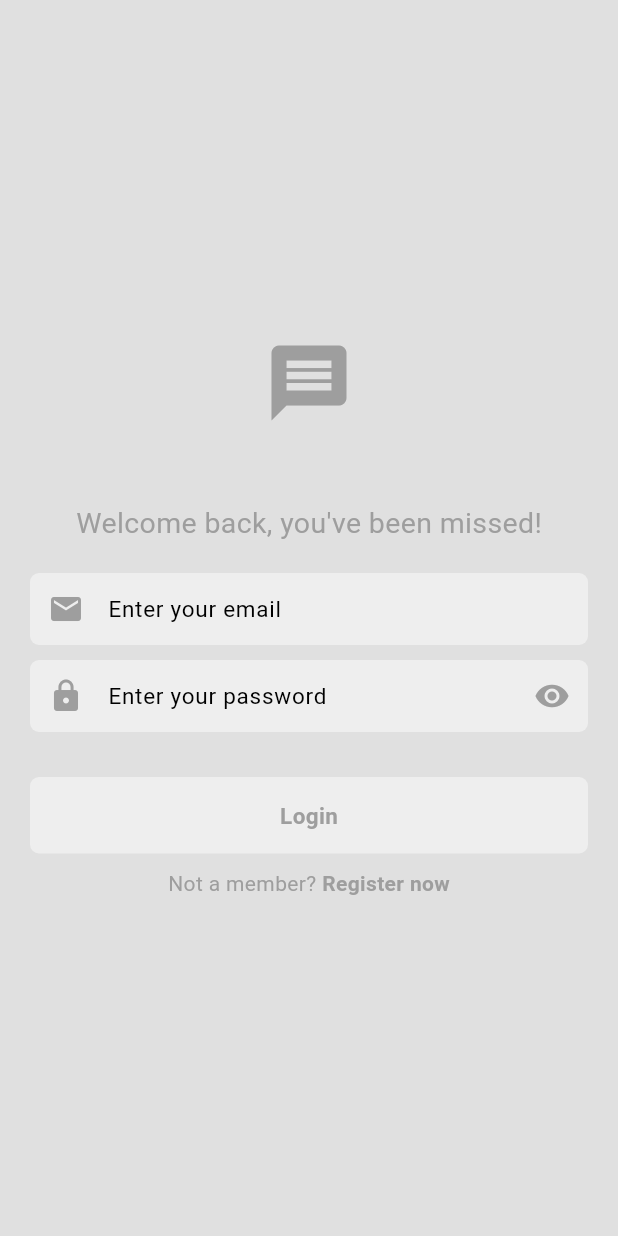
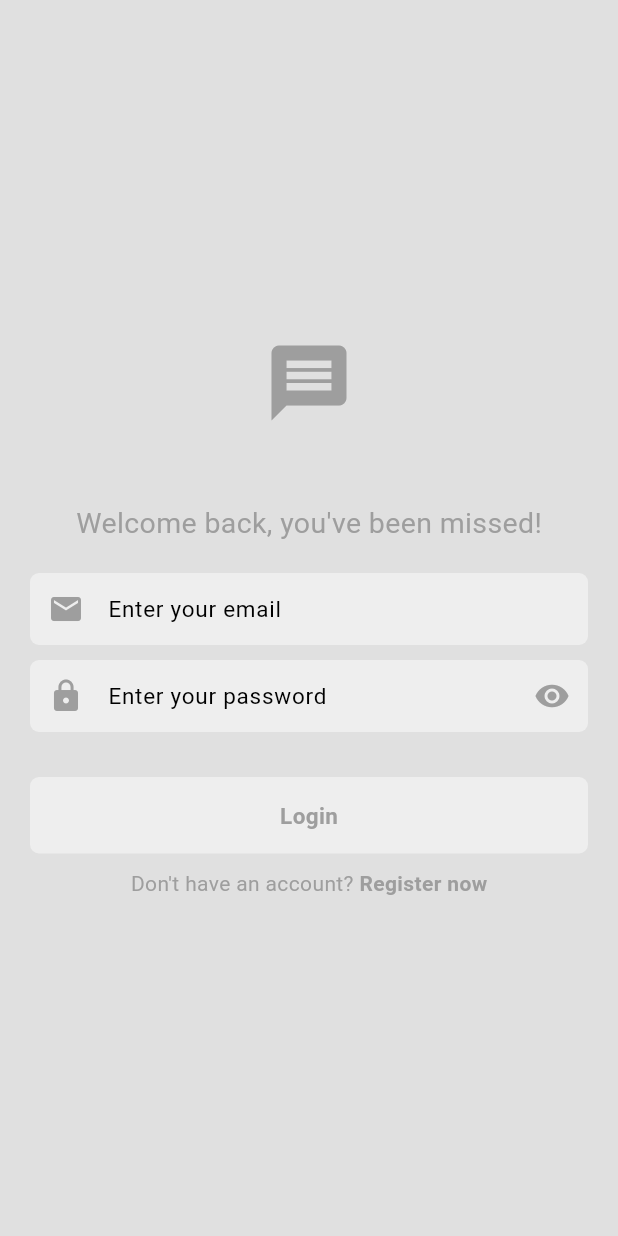
Before and after one commit to Jahid01234/Chat-App, a Flutter app: the screen it shows after launch, on a phone screen of 412 x 824 dp. Run offline on Flutter 3.47's test engine with Material 3 defaults, Android fonts, the phone set to English and light mode, and no system bars; our stand-ins replace cloud_firestore, firebase_auth, firebase_core; missing offline and left inert: zego_uikit_prebuilt_call, zego_uikit_signaling_plugin; accounts and stored records are empty.

Commit message:
- some modify

```diff
--- a/lib/app.dart
+++ b/lib/app.dart
@@ -6,10 +6,13 @@ import 'package:provider/provider.dart';
 class ChatApp extends StatelessWidget {
   const ChatApp({super.key});
 
+  static final GlobalKey<NavigatorState> navigatorKey = GlobalKey<NavigatorState>();
+
   // This widget is the root of your application.
   @override
   Widget build(BuildContext context) {
     return MaterialApp(
+      navigatorKey: navigatorKey ,
       title: 'Chat App',
       debugShowCheckedModeBanner: false,
       theme: Provider.of<ThemeProvider>(context).themeData,
--- a/lib/presentation/pages/login_page.dart
+++ b/lib/presentation/pages/login_page.dart
@@ -150,7 +150,7 @@ class _LoginPageState extends State<LoginPage> {
                 mainAxisAlignment: MainAxisAlignment.center,
                 children: [
                   Text(
-                    "Not a member? ",
+                    "Don't have an account? ",
                     style: TextStyle(
                         color: Theme.of(context).colorScheme.primary,
                     ),
```
Also changed, not shown: 1 other file.
